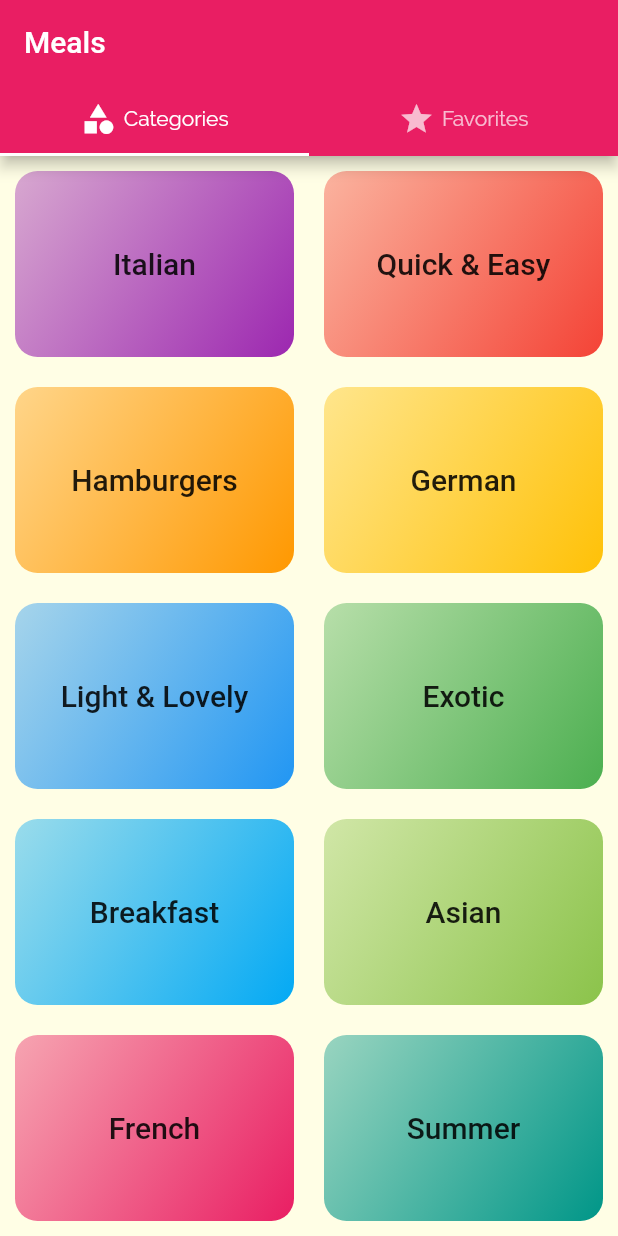
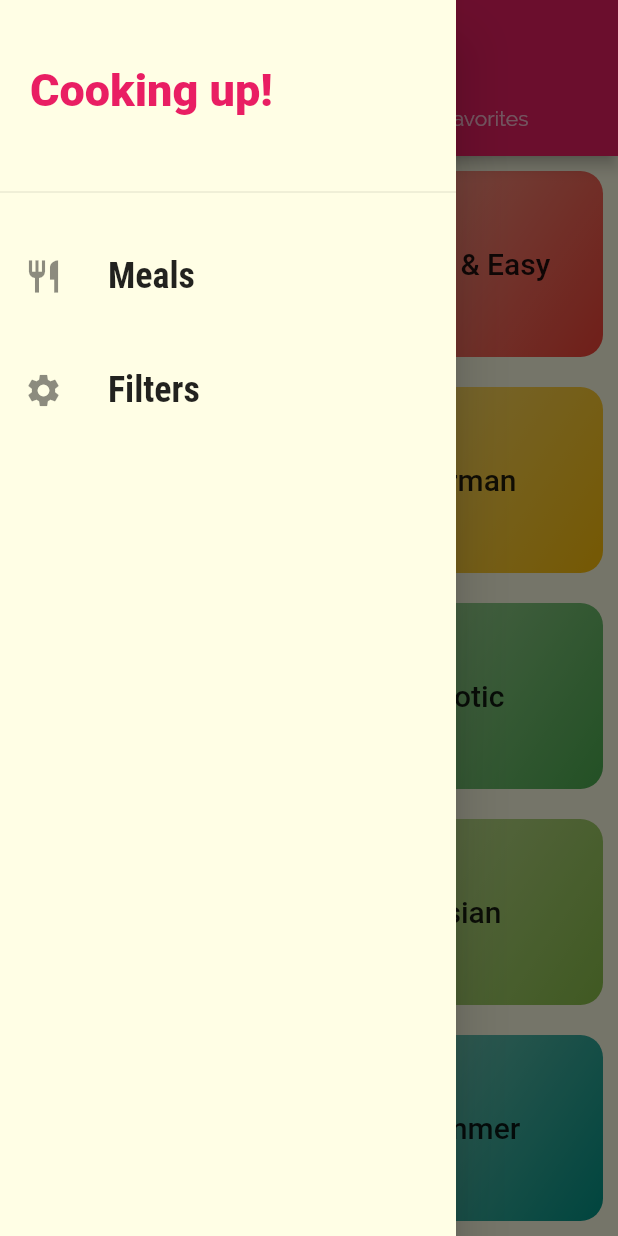
Before and after one commit to rafaeltorquato/flutter_course_app_3, a Flutter app: the screen it shows after launch, with the side drawer open (before the commit the screen has no drawer), on a phone screen of 412 x 824 dp. Run offline on Flutter 3.47's test engine with Material 2 defaults, Android fonts, the light colour scheme and no system bars.

Commit message:
✨ Added drawer. Enhanced the app navigation. Added delete meal buttom, that not really delete the meal.

```diff
--- a/lib/main.dart
+++ b/lib/main.dart
@@ -4,12 +4,14 @@ import 'package:flutter/services.dart';
 import '../screens/home_screen.dart';
 
 void main() {
+  WidgetsFlutterBinding.ensureInitialized();
   var mySystemTheme = SystemUiOverlayStyle.light.copyWith(
       statusBarColor: Colors.pink,
       systemNavigationBarColor: const Color.fromRGBO(255, 254, 229, 1),
       systemNavigationBarIconBrightness: Brightness.dark);
   SystemChrome.setSystemUIOverlayStyle(mySystemTheme);
-  runApp(const MyApp());
+  SystemChrome.setPreferredOrientations([DeviceOrientation.portraitUp])
+      .then((value) => runApp(const MyApp()));
 }
 
 class MyApp extends StatelessWidget {
--- a/lib/screens/home_screen.dart
+++ b/lib/screens/home_screen.dart
@@ -1,5 +1,6 @@
 import 'package:flutter/material.dart';
 
+import '../widgets/main_drawer.dart';
 import '../widgets/favorites_list.dart';
 import '../widgets/categories_grid.dart';
 
@@ -12,8 +13,9 @@ class HomeScreen extends StatelessWidget {
       child: DefaultTabController(
         length: 2,
         child: Scaffold(
+          drawer: const MainDrawer(),
           appBar: AppBar(
-            title: const Text('Meals'),
+            title: const Text('DeliMeals'),
             bottom: TabBar(
               tabs: [
                 Tab(
--- a/lib/widgets/favorites_list.dart
+++ b/lib/widgets/favorites_list.dart
@@ -5,7 +5,7 @@ class FavoritesList extends StatelessWidget {
 
   @override
   Widget build(BuildContext context) {
-    return Container(
+    return const Center(
       child: Text('Favorites'),
     );
   }
--- /dev/null
+++ b/lib/widgets/main_drawer.dart
@@ -0,0 +1,100 @@
+import 'package:flutter/material.dart';
+
+import '../screens/filters_screen.dart';
+import '../screens/home_screen.dart';
+import '../utils/route_animations.dart';
+
+class MainDrawer extends StatelessWidget {
+  const MainDrawer({Key? key}) : super(key: key);
+
+  void goToMeals(BuildContext context) {
+    Navigator.pop(context);
+    Navigator.pushReplacement(
+      context,
+      RouteAnimations.fadeIn(
+        (context, animation, secondaryAnimation) => const HomeScreen(),
+      ),
+    );
+  }
+
+  void goToFilters(BuildContext context) {
+    Navigator.pop(context);
+    Navigator.push(
+      context,
+      RouteAnimations.fadeIn(
+        (context, animation, secondaryAnimation) => const FiltersScreen(),
+      ),
+    );
+  }
+
+  @override
+  Widget build(BuildContext context) {
+    return Drawer(
+      child: Column(
+        children: [
+          Container(
+            height: 120,
+            width: double.infinity,
+            padding: const EdgeInsets.all(20),
+            alignment: Alignment.centerLeft,
+            child: Text(
+              'Cooking up!',
+              style: TextStyle(
+                  fontWeight: FontWeight.w900,
+                  fontSize: 30,
+                  color: Theme.of(context).primaryColor),
+            ),
+          ),
+          const Divider(),
+          const SizedBox(
+            height: 20,
+          ),
+          MenuItem(
+            Icons.restaurant,
+            'Meals',
+            onTap: () => goToMeals(context),
+          ),
+          const SizedBox(
+            height: 20,
+          ),
+          MenuItem(
+            Icons.settings,
+            'Filters',
+            onTap: () => goToFilters(context),
+          )
+        ],
+      ),
+    );
+  }
+}
+
+class MenuItem extends StatelessWidget {
+  final IconData iconData;
+  final String title;
+  final VoidCallback onTap;
+
+  const MenuItem(
+    this.iconData,
+    this.title, {
+    Key? key,
+    required this.onTap,
+  }) : super(key: key);
+
+  @override
+  Widget build(BuildContext context) {
+    return ListTile(
+      leading: Icon(
+        iconData,
+        size: 26,
+      ),
+      title: Text(
+        title,
+        style: const TextStyle(
+            fontFamily: 'RobotoCondensed',
+            fontSize: 24,
+            fontWeight: FontWeight.bold),
+      ),
+      onTap: onTap,
+    );
+  }
+}
```
Also changed, not shown: lib/screens/category_meals_screen.dart (+27 -7 lines), lib/screens/filters_screen.dart (added, +18 -0 lines), lib/screens/meal_detail_screen.dart (+8 -0 lines), lib/widgets/meal_item.dart (+8 -6 lines).
